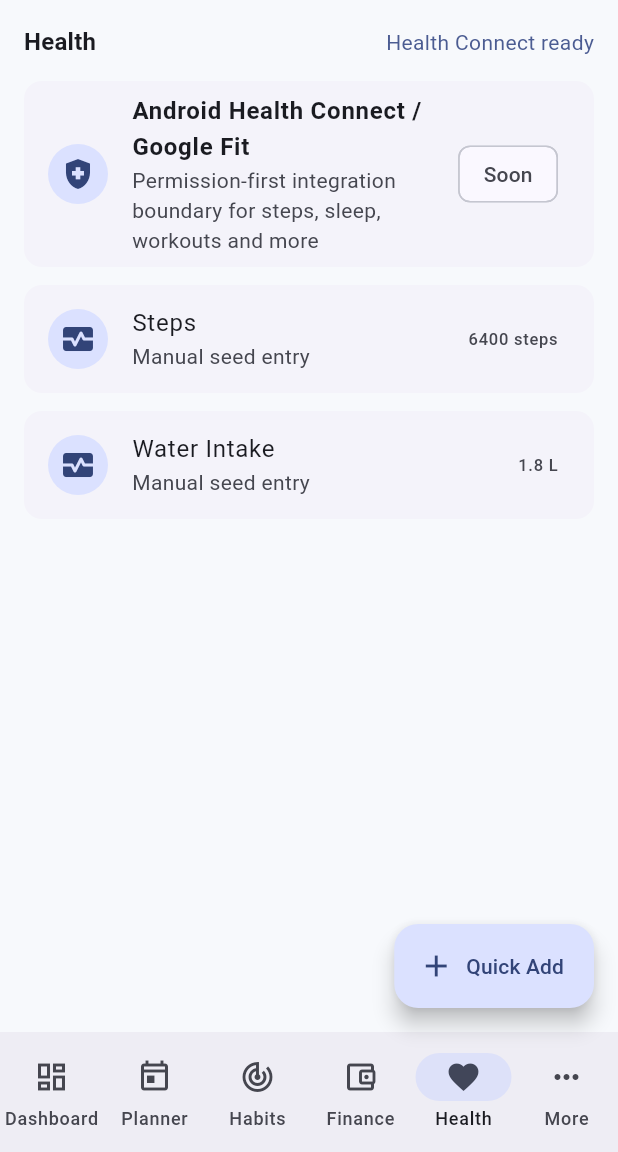
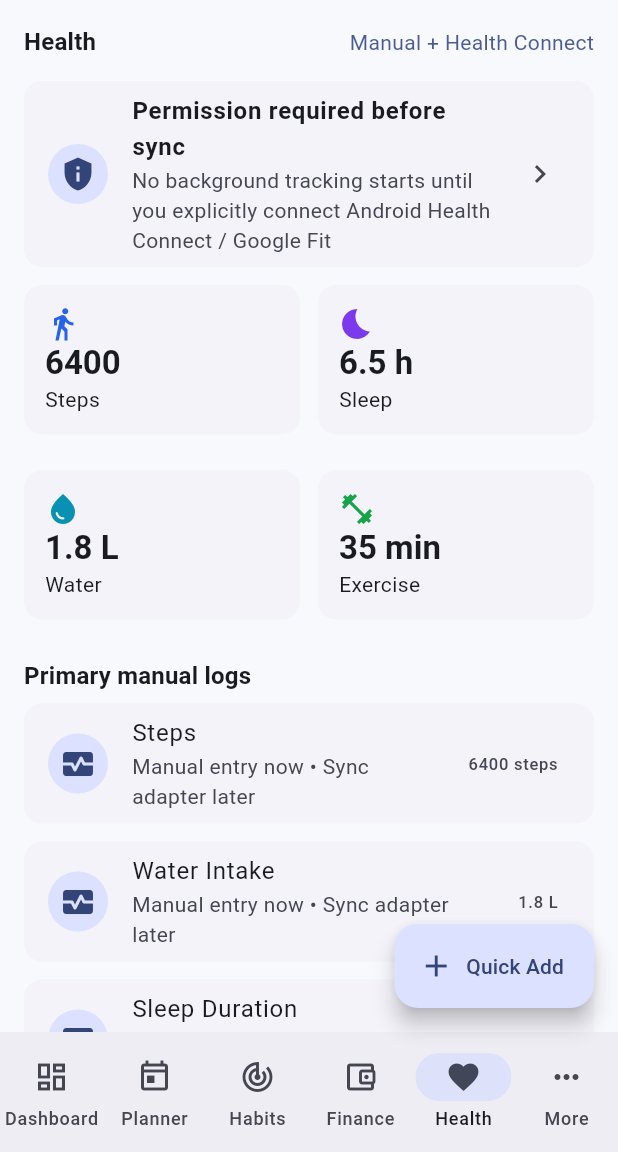
Before and after one commit to sanjide003/00011, a Flutter app: the screen it shows after launch, item 5 of the bottom bar chosen, on a phone screen of 412 x 824 dp, the part 84-1236 px from its top. Run offline on Flutter 3.47's test engine with Material 3 defaults, Android fonts, the phone set to English and light mode, and no system bars.

Commit message:
Add finance prayer and health MVPs

```diff
--- a/lib/src/data/life_repository.dart
+++ b/lib/src/data/life_repository.dart
@@ -29,14 +29,17 @@
 
 abstract class FinanceRepository {
   List<FinanceEntry> getFinanceEntries();
+  void addFinanceEntry(FinanceEntry entry);
 }
 
 abstract class HealthRepository {
   List<HealthEntry> getHealthEntries();
+  void addHealthEntry(HealthEntry entry);
 }
 
 abstract class PrayerRepository {
   List<PrayerRecord> getPrayerRecords();
+  void updatePrayerRecord(PrayerRecord record);
 }
 
 abstract class NotesRepository {
@@ -166,6 +169,14 @@
           accountLabel: 'Bank / UPI',
           date: now,
         ),
+        FinanceEntry(
+          id: 'finance-electricity-bill',
+          title: 'Electricity bill',
+          amountInr: 1240,
+          type: FinanceType.bill,
+          accountLabel: 'Bank / UPI',
+          date: now.add(const Duration(days: 3)),
+        ),
       ],
       healthEntries: [
         HealthEntry(
@@ -180,6 +191,41 @@
           type: HealthMetricType.water,
           value: 1.8,
           unit: 'L',
+          recordedAt: now,
+        ),
+        HealthEntry(
+          id: 'health-sleep',
+          type: HealthMetricType.sleep,
+          value: 6.5,
+          unit: 'h',
+          recordedAt: now,
+        ),
+        HealthEntry(
+          id: 'health-weight',
+          type: HealthMetricType.weight,
+          value: 72,
+          unit: 'kg',
+          recordedAt: now,
+        ),
+        HealthEntry(
+          id: 'health-exercise',
+          type: HealthMetricType.exercise,
+          value: 35,
+          unit: 'min',
+          recordedAt: now,
+        ),
+        HealthEntry(
+          id: 'health-mood',
+          type: HealthMetricType.mood,
+          value: 4,
+          unit: '/5',
+          recordedAt: now,
+        ),
+        HealthEntry(
+          id: 'health-medicine',
+          type: HealthMetricType.medicine,
+          value: 1,
+          unit: 'taken',
           recordedAt: now,
         ),
       ],
@@ -262,4 +308,20 @@
       _habits[index] = habit;
     }
   }
+
+  @override
+  void addFinanceEntry(FinanceEntry entry) => _financeEntries.add(entry);
+
+  @override
+  void addHealthEntry(HealthEntry entry) => _healthEntries.add(entry);
+
+  @override
+  void updatePrayerRecord(PrayerRecord record) {
+    final index = _prayerRecords.indexWhere((item) => item.id == record.id);
+    if (index == -1) {
+      _prayerRecords.add(record);
+    } else {
+      _prayerRecords[index] = record;
+    }
+  }
 }
--- a/lib/src/screens/life_os_shell.dart
+++ b/lib/src/screens/life_os_shell.dart
@@ -2,6 +2,7 @@
 
 import '../data/life_repository.dart';
 import '../models/life_models.dart';
+import '../services/life_calculations.dart';
 import '../widgets/life_widgets.dart';
 
 class LifeOsShell extends StatefulWidget {
@@ -18,6 +19,7 @@
 
   late List<LifeTask> _tasks = widget.repository.getTasks();
   late List<Habit> _habits = widget.repository.getHabits();
+  late List<PrayerRecord> _prayerRecords = widget.repository.getPrayerRecords();
 
   void _selectTab(int index) {
     setState(() => _selectedIndex = index);
@@ -55,6 +57,18 @@
     setState(() => _habits = widget.repository.getHabits());
   }
 
+  void _togglePrayer(PrayerRecord prayer, bool? completed) {
+    widget.repository.updatePrayerRecord(
+      PrayerRecord(
+        id: prayer.id,
+        name: prayer.name,
+        completed: completed ?? false,
+        timeLabel: prayer.timeLabel,
+      ),
+    );
+    setState(() => _prayerRecords = widget.repository.getPrayerRecords());
+  }
+
   void _toggleHabit(Habit habit, bool? completed) {
     final isCompleted = completed ?? false;
     widget.repository.updateHabit(
@@ -75,7 +89,7 @@
         goals: widget.repository.getGoals(),
         financeEntries: widget.repository.getFinanceEntries(),
         healthEntries: widget.repository.getHealthEntries(),
-        prayerRecords: widget.repository.getPrayerRecords(),
+        prayerRecords: _prayerRecords,
         reviews: widget.repository.getDailyReviews(),
         onOpenTab: _selectTab,
       ),
@@ -94,7 +108,8 @@
       FinanceScreen(entries: widget.repository.getFinanceEntries()),
       HealthScreen(entries: widget.repository.getHealthEntries()),
       MoreScreen(
-        prayerRecords: widget.repository.getPrayerRecords(),
+        prayerRecords: _prayerRecords,
+        onTogglePrayer: _togglePrayer,
         notes: widget.repository.getNotes(),
         reviews: widget.repository.getDailyReviews(),
       ),
@@ -352,27 +367,41 @@
 
   @override
   Widget build(BuildContext context) {
-    final income = entries.where((entry) => entry.type == FinanceType.income).fold<double>(0, (sum, entry) => sum + entry.amountInr);
-    final expense = entries.where((entry) => entry.type == FinanceType.expense).fold<double>(0, (sum, entry) => sum + entry.amountInr);
+    final summary = calculateFinanceSummary(entries);
 
     return ListView(
       padding: const EdgeInsets.all(16),
       children: [
         const SectionHeader(title: 'Finance', action: 'INR • Bank / UPI'),
         const SizedBox(height: 8),
-        MetricCard(label: 'Monthly Balance', value: '₹${(income - expense).toStringAsFixed(0)}', icon: Icons.currency_rupee, color: const Color(0xFF2563EB)),
+        GridView.count(
+          shrinkWrap: true,
+          physics: const NeverScrollableScrollPhysics(),
+          crossAxisCount: 2,
+          childAspectRatio: 1.65,
+          crossAxisSpacing: 12,
+          mainAxisSpacing: 12,
+          children: [
+            MetricCard(label: 'Income', value: '₹${summary.incomeInr.toStringAsFixed(0)}', icon: Icons.south_west, color: const Color(0xFF16A34A)),
+            MetricCard(label: 'Expense', value: '₹${summary.expenseInr.toStringAsFixed(0)}', icon: Icons.north_east, color: const Color(0xFFDC2626)),
+            MetricCard(label: 'Pending Bills', value: '₹${summary.pendingBillsInr.toStringAsFixed(0)}', icon: Icons.receipt_long, color: const Color(0xFFF97316)),
+            MetricCard(label: 'Cash Flow', value: '₹${summary.cashFlowInr.toStringAsFixed(0)}', icon: Icons.account_balance_wallet, color: const Color(0xFF2563EB)),
+          ],
+        ),
+        const SizedBox(height: 20),
+        const SectionHeader(title: 'Basic reports', action: 'This month'),
         for (final entry in entries)
           Card(
             child: ListTile(
-              leading: Icon(entry.type == FinanceType.income ? Icons.south_west : Icons.north_east),
+              leading: Icon(_financeIcon(entry.type)),
               title: Text(entry.title),
-              subtitle: Text(entry.accountLabel),
+              subtitle: Text('${_financeTypeLabel(entry.type)} • ${entry.accountLabel}'),
               trailing: Text('₹${entry.amountInr.toStringAsFixed(0)}'),
             ),
           ),
         const FeatureTile(
           title: 'Advanced finance',
-          description: 'Budgets, tax/GST, cards, loans and investments are planned later',
+          description: 'Categories, budget rules, tax/GST, investments, loans and credit cards are coming soon',
           icon: Icons.trending_up,
           comingSoon: true,
         ),
@@ -388,26 +417,48 @@
 
   @override
   Widget build(BuildContext context) {
+    final summary = calculateHealthSummary(entries);
+
     return ListView(
       padding: const EdgeInsets.all(16),
       children: [
-        const SectionHeader(title: 'Health', action: 'Health Connect ready'),
+        const SectionHeader(title: 'Health', action: 'Manual + Health Connect'),
         const SizedBox(height: 8),
         const FeatureTile(
-          title: 'Android Health Connect / Google Fit',
-          description: 'Permission-first integration boundary for steps, sleep, workouts and more',
-          icon: Icons.health_and_safety,
-          comingSoon: true,
+          title: 'Permission required before sync',
+          description: 'No background tracking starts until you explicitly connect Android Health Connect / Google Fit',
+          icon: Icons.privacy_tip,
         ),
+        GridView.count(
+          shrinkWrap: true,
+          physics: const NeverScrollableScrollPhysics(),
+          crossAxisCount: 2,
+          childAspectRatio: 1.65,
+          crossAxisSpacing: 12,
+          mainAxisSpacing: 12,
+          children: [
+            MetricCard(label: 'Steps', value: summary.steps.toStringAsFixed(0), icon: Icons.directions_walk, color: const Color(0xFF2563EB)),
+            MetricCard(label: 'Sleep', value: '${summary.sleepHours.toStringAsFixed(1)} h', icon: Icons.bedtime, color: const Color(0xFF7C3AED)),
+            MetricCard(label: 'Water', value: '${summary.waterLiters.toStringAsFixed(1)} L', icon: Icons.water_drop, color: const Color(0xFF0891B2)),
+            MetricCard(label: 'Exercise', value: '${summary.exerciseMinutes.toStringAsFixed(0)} min', icon: Icons.fitness_center, color: const Color(0xFF16A34A)),
+          ],
+        ),
+        const SizedBox(height: 20),
+        const SectionHeader(title: 'Primary manual logs'),
         for (final entry in entries)
           Card(
             child: ListTile(
               leading: const CircleAvatar(child: Icon(Icons.monitor_heart)),
               title: Text(_healthMetricLabel(entry.type)),
-              subtitle: Text('Manual seed entry'),
+              subtitle: Text('Manual entry now • Sync adapter later'),
               trailing: Text('${entry.value.toStringAsFixed(entry.value.truncateToDouble() == entry.value ? 0 : 1)} ${entry.unit}'),
             ),
           ),
+        const SectionHeader(title: 'Secondary metrics'),
+        const FeatureTile(title: 'Heart Rate', description: 'Coming with permission-based health sync', icon: Icons.favorite, comingSoon: true),
+        const FeatureTile(title: 'Blood Pressure', description: 'Coming with manual logs and supported devices', icon: Icons.bloodtype, comingSoon: true),
+        const FeatureTile(title: 'Blood Sugar', description: 'Coming with manual logs and supported devices', icon: Icons.monitor_heart, comingSoon: true),
+        const FeatureTile(title: 'Calories, distance, active minutes and BMI', description: 'Coming after primary health metrics are stable', icon: Icons.insights, comingSoon: true),
       ],
     );
   }
@@ -417,37 +468,48 @@
   const MoreScreen({
     super.key,
     required this.prayerRecords,
+    required this.onTogglePrayer,
     required this.notes,
     required this.reviews,
   });
 
   final List<PrayerRecord> prayerRecords;
+  final void Function(PrayerRecord prayer, bool? completed) onTogglePrayer;
   final List<LifeNote> notes;
   final List<DailyReview> reviews;
 
   @override
   Widget build(BuildContext context) {
-    final completedPrayers = prayerRecords.where((prayer) => prayer.completed).length;
+    final progress = calculatePrayerProgress(prayerRecords);
 
     return ListView(
       padding: const EdgeInsets.all(16),
       children: [
-        SectionHeader(title: 'More', action: '$completedPrayers / 5 prayers'),
+        SectionHeader(title: 'Prayer', action: '${progress.label} prayers'),
         const SizedBox(height: 8),
+        LinearProgressIndicator(value: progress.ratio),
+        const SizedBox(height: 12),
+        for (final prayer in prayerRecords)
+          Card(
+            child: CheckboxListTile(
+              value: prayer.completed,
+              onChanged: (value) => onTogglePrayer(prayer, value),
+              title: Text(prayer.name),
+              subtitle: Text(prayer.timeLabel),
+              secondary: const Icon(Icons.mosque),
+            ),
+          ),
+        const SectionHeader(title: 'Prayer tools'),
         const FeatureTile(
           title: 'Prayer calculation settings',
-          description: 'Multiple methods, location, Asr option and manual adjustments',
+          description: 'Multiple methods, automatic/manual location, Asr option, timezone and manual adjustments',
           icon: Icons.settings,
           comingSoon: true,
         ),
-        for (final prayer in prayerRecords)
-          Card(
-            child: ListTile(
-              leading: Icon(prayer.completed ? Icons.check_circle : Icons.radio_button_unchecked),
-              title: Text(prayer.name),
-              subtitle: Text(prayer.timeLabel),
-            ),
-          ),
+        const FeatureTile(title: 'Reminder settings', description: 'Per-prayer reminders and quiet-time controls', icon: Icons.notifications_active, comingSoon: true),
+        const FeatureTile(title: 'Quran tracking', description: 'Pages, verses and sessions', icon: Icons.menu_book, comingSoon: true),
+        const FeatureTile(title: 'Dhikr and dua', description: 'Daily counters and saved duas', icon: Icons.favorite, comingSoon: true),
+        const FeatureTile(title: 'Ramadan and charity', description: 'Fasting, charity and Ramadan goals', icon: Icons.volunteer_activism, comingSoon: true),
         const SizedBox(height: 20),
         const SectionHeader(title: 'Notes and reviews'),
         for (final note in notes) FeatureTile(title: note.title, description: note.body, icon: Icons.edit_note),
@@ -622,6 +684,28 @@
   }
 }
 
+IconData _financeIcon(FinanceType type) {
+  switch (type) {
+    case FinanceType.income:
+      return Icons.south_west;
+    case FinanceType.expense:
+      return Icons.north_east;
+    case FinanceType.bill:
+      return Icons.receipt_long;
+  }
+}
+
+String _financeTypeLabel(FinanceType type) {
+  switch (type) {
+    case FinanceType.income:
+      return 'Income';
+    case FinanceType.expense:
+      return 'Expense';
+    case FinanceType.bill:
+      return 'Pending bill';
+  }
+}
+
 String _healthMetricLabel(HealthMetricType type) {
   switch (type) {
     case HealthMetricType.steps:
--- /dev/null
+++ b/lib/src/services/life_calculations.dart
@@ -0,0 +1,94 @@
+import '../models/life_models.dart';
+
+class FinanceSummary {
+  const FinanceSummary({
+    required this.incomeInr,
+    required this.expenseInr,
+    required this.pendingBillsInr,
+  });
+
+  final double incomeInr;
+  final double expenseInr;
+  final double pendingBillsInr;
+
+  double get cashFlowInr => incomeInr - expenseInr - pendingBillsInr;
+}
+
+class PrayerProgress {
+  const PrayerProgress({required this.completed, required this.total});
+
+  final int completed;
+  final int total;
+
+  double get ratio => total == 0 ? 0 : completed / total;
+  String get label => '$completed / $total';
+}
+
+class HealthSummary {
+  const HealthSummary({
+    required this.steps,
+    required this.sleepHours,
+    required this.waterLiters,
+    required this.weightKg,
+    required this.exerciseMinutes,
+    required this.moodScore,
+    required this.medicineTaken,
+  });
+
+  final double steps;
+  final double sleepHours;
+  final double waterLiters;
+  final double weightKg;
+  final double exerciseMinutes;
+  final double moodScore;
+  final double medicineTaken;
+}
+
+FinanceSummary calculateFinanceSummary(List<FinanceEntry> entries) {
+  double income = 0;
+  double expense = 0;
+  double bills = 0;
+
+  for (final entry in entries) {
+    switch (entry.type) {
+      case FinanceType.income:
+        income += entry.amountInr;
+        break;
+      case FinanceType.expense:
+        expense += entry.amountInr;
+        break;
+      case FinanceType.bill:
+        bills += entry.amountInr;
+        break;
+    }
+  }
+
+  return FinanceSummary(incomeInr: income, expenseInr: expense, pendingBillsInr: bills);
+}
+
+PrayerProgress calculatePrayerProgress(List<PrayerRecord> records) {
+  return PrayerProgress(
+    completed: records.where((record) => record.completed).length,
+    total: records.length,
+  );
+}
+
+HealthSummary calculateHealthSummary(List<HealthEntry> entries) {
+  double valueFor(HealthMetricType type) {
+    final matches = entries.where((entry) => entry.type == type);
+    if (matches.isEmpty) {
+      return 0;
+    }
+    return matches.last.value;
+  }
+
+  return HealthSummary(
+    steps: valueFor(HealthMetricType.steps),
+    sleepHours: valueFor(HealthMetricType.sleep),
+    waterLiters: valueFor(HealthMetricType.water),
+    weightKg: valueFor(HealthMetricType.weight),
+    exerciseMinutes: valueFor(HealthMetricType.exercise),
+    moodScore: valueFor(HealthMetricType.mood),
+    medicineTaken: valueFor(HealthMetricType.medicine),
+  );
+}
```
Also changed, not shown: 3 other files.
